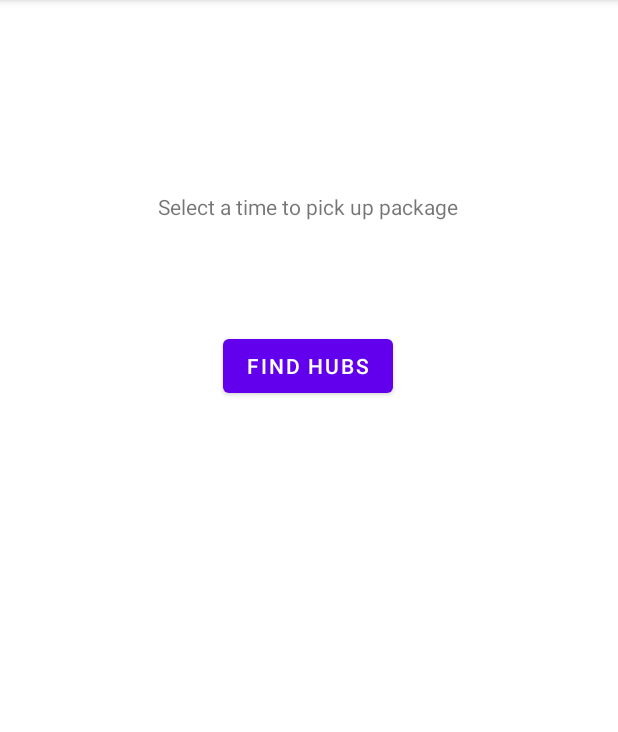
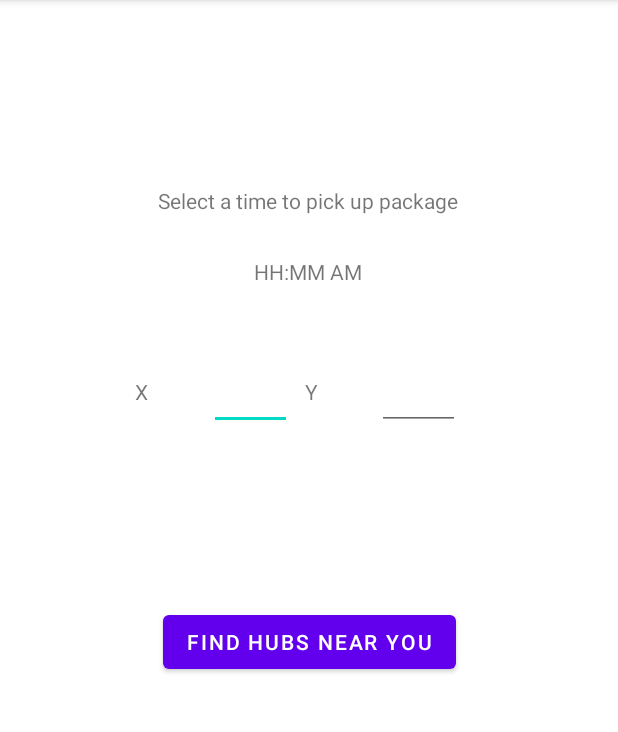
Before and after one commit to smit-io/demothis, an Android app: the HubActivity screen opened directly, with no data from a screen before it, on a phone screen of 412 x 824 dp, the part 84-816 px from its top. Run offline under Robolectric (Android 15) with nearby library versions, the phone set to English and light mode, and no system bars.

Commit message:
- Made some progres in hub activity - Added all the UI fields

```diff
--- a/app/src/main/java/io/smit/demothis/rest/constants/SerializedNames.java
+++ b/app/src/main/java/io/smit/demothis/rest/constants/SerializedNames.java
@@ -4,15 +4,20 @@ public interface SerializedNames {
 
     // Serialized names
     // Customer class
+    String CUSTOMER = "customer";
     String CUSTOMER_NAME = "customername";
     String CUSTOMER_LAT = "latitude";
     String CUSTOMER_LONG = "longitude";
 
     // Hub class
+    String HUB = "hub";
     String HUB_NAME = "hubname";
     String HUB_LAT = "latitude";
     String HUB_LONG = "longitude";
     String HUB_OPENTIME = "openingtime";
     String HUB_CLOSETIME = "closingtime";
     String HUB_ID = "id";
+
+    // Misc
+    String LOCALDATETIME = "localdatatime";
 }
--- a/app/src/main/res/layout/activity_hub.xml
+++ b/app/src/main/res/layout/activity_hub.xml
@@ -10,10 +10,10 @@
         android:id="@+id/tv_picktime"
         android:layout_width="wrap_content"
         android:layout_height="wrap_content"
-        android:layout_marginTop="128dp"
+        android:layout_marginTop="124dp"
         android:text="@string/tv_picktime"
         app:layout_constraintEnd_toEndOf="parent"
-        app:layout_constraintHorizontal_bias="0.498"
+        app:layout_constraintHorizontal_bias="0.497"
         app:layout_constraintStart_toStartOf="parent"
         app:layout_constraintTop_toTopOf="parent" />
 
@@ -21,10 +21,66 @@
         android:id="@+id/btn_findhubs"
         android:layout_width="wrap_content"
         android:layout_height="wrap_content"
-        android:layout_marginTop="220dp"
+        android:layout_marginTop="404dp"
         android:text="@string/btn_findhubs"
+        app:layout_constraintEnd_toEndOf="parent"
+        app:layout_constraintStart_toStartOf="parent"
+        app:layout_constraintTop_toTopOf="parent" />
+
+    <EditText
+        android:id="@+id/etn_lat"
+        android:layout_width="55dp"
+        android:layout_height="35dp"
+        android:layout_marginTop="108dp"
+        android:ems="10"
+        android:inputType="number"
+        app:layout_constraintEnd_toEndOf="parent"
+        app:layout_constraintHorizontal_bias="0.39"
+        app:layout_constraintStart_toStartOf="parent"
+        app:layout_constraintTop_toBottomOf="@+id/tv_picktime" />
+
+    <EditText
+        android:id="@+id/etn_long"
+        android:layout_width="55dp"
+        android:layout_height="35dp"
+        android:layout_marginTop="108dp"
+        android:ems="10"
+        android:inputType="number"
+        app:layout_constraintEnd_toEndOf="parent"
+        app:layout_constraintHorizontal_bias="0.705"
+        app:layout_constraintStart_toStartOf="parent"
+        app:layout_constraintTop_toBottomOf="@+id/tv_picktime" />
+
+    <TextView
+        android:id="@+id/textView2"
+        android:layout_width="35dp"
+        android:layout_height="35dp"
+        android:layout_marginTop="108dp"
+        android:text="X"
+        app:layout_constraintEnd_toStartOf="@+id/etn_lat"
+        app:layout_constraintHorizontal_bias="0.866"
+        app:layout_constraintStart_toStartOf="parent"
+        app:layout_constraintTop_toBottomOf="@+id/tv_picktime" />
+
+    <TextView
+        android:id="@+id/textView3"
+        android:layout_width="35dp"
+        android:layout_height="35dp"
+        android:layout_marginTop="108dp"
+        android:text="Y"
+        app:layout_constraintEnd_toStartOf="@+id/etn_long"
+        app:layout_constraintHorizontal_bias="0.409"
+        app:layout_constraintStart_toEndOf="@+id/etn_lat"
+        app:layout_constraintTop_toBottomOf="@+id/tv_picktime" />
+
+    <TextView
+        android:id="@+id/tv_localtime"
+        android:layout_width="wrap_content"
+        android:layout_height="wrap_content"
+        android:layout_marginTop="28dp"
+        android:text="HH:MM AM"
         app:layout_constraintEnd_toEndOf="parent"
         app:layout_constraintHorizontal_bias="0.498"
         app:layout_constraintStart_toStartOf="parent"
-        app:layout_constraintTop_toTopOf="parent" />
+        app:layout_constraintTop_toBottomOf="@+id/tv_picktime" />
 </androidx.constraintlayout.widget.ConstraintLayout>
--- a/app/src/main/res/values/strings.xml
+++ b/app/src/main/res/values/strings.xml
@@ -7,6 +7,6 @@
     <string name="tv_latlang">Lat, Lang</string>
     <string name="btn_fetchhubs">Fetch Hubs</string>
     <string name="tv_picktime">Select a time to pick up package</string>
-    <string name="btn_findhubs">Find hubs</string>
+    <string name="btn_findhubs">Find hubs near you</string>
 
 </resources>
```
Also changed, not shown: app/src/main/java/io/smit/demothis/HubActivity.java (+37 -0 lines), app/src/main/java/io/smit/demothis/MainActivity.java (+22 -12 lines).
